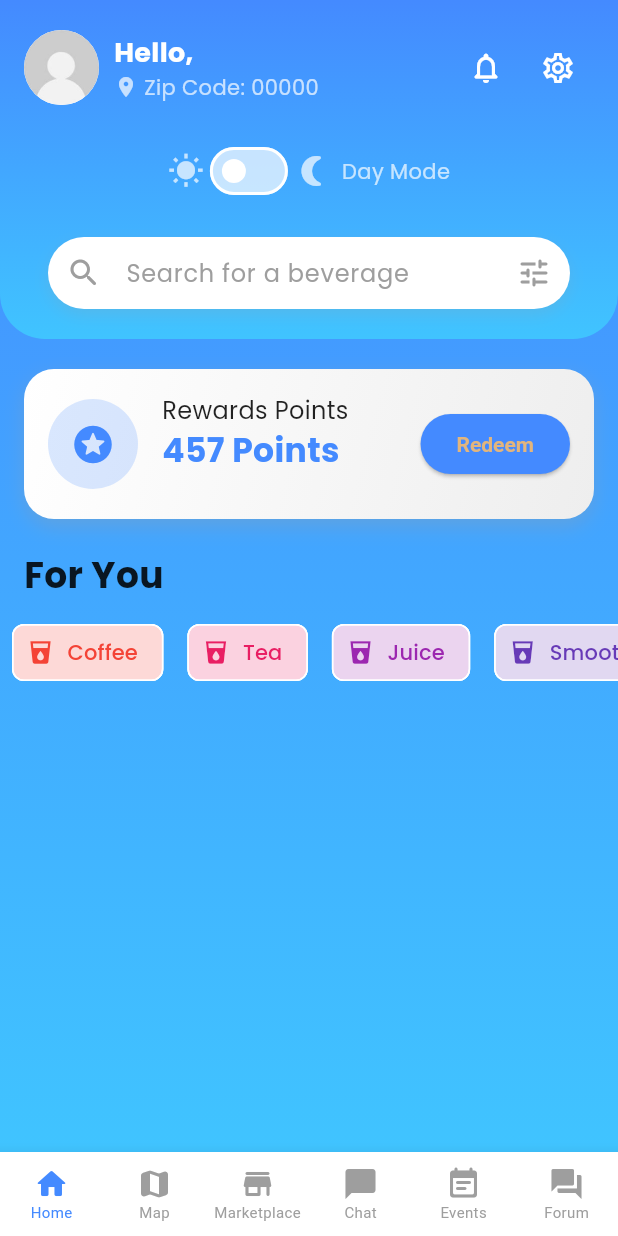
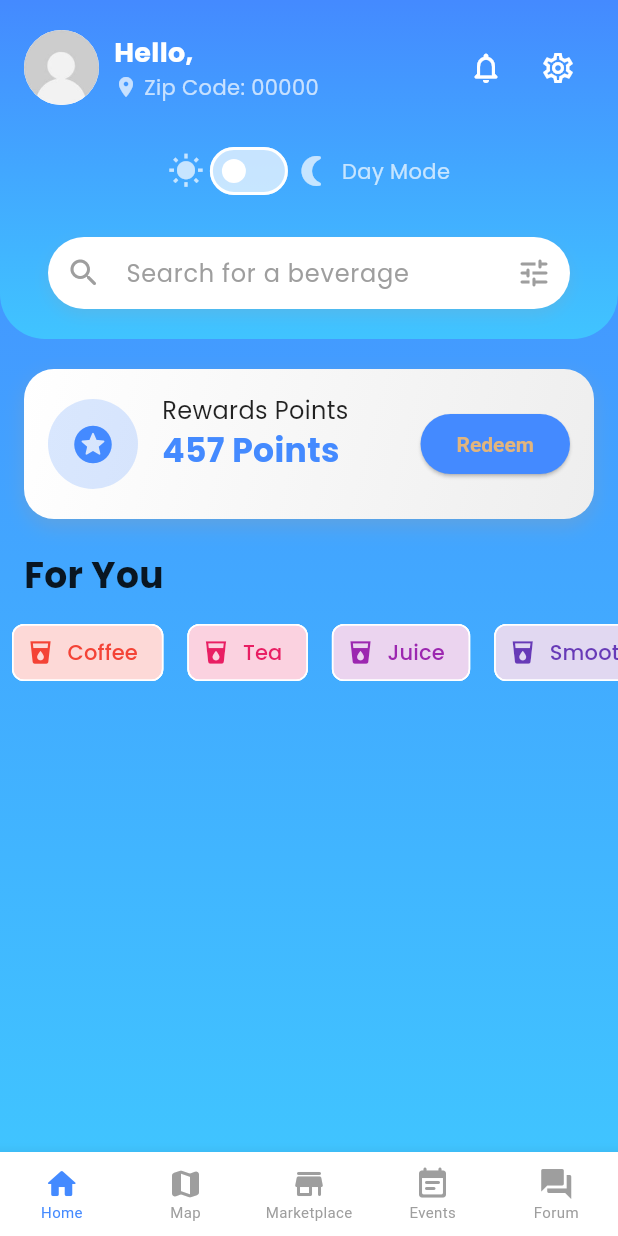
Before and after one commit to seena-kab/CupCompanion, a Flutter app: the HomeScreen screen opened by its route, on a phone screen of 412 x 824 dp. Run offline on Flutter 3.47's test engine with Material 3 defaults, Android fonts, the light colour scheme and no system bars; our stand-ins replace animated_text_kit, cloud_firestore, firebase_auth, firebase_core, firebase_database, firebase_storage and 7 more; accounts and stored records are empty; project files that could hold a hidden picture were left out.

Commit message:
removed chat tab from nav bar and moved chat to forum

```diff
--- a/cup_companion/lib/screens/home_screen.dart
+++ b/cup_companion/lib/screens/home_screen.dart
@@ -236,10 +236,6 @@ class HomeScreenState extends State<HomeScreen> {
           label: AppLocalizations.of(context)!.marketplace, // Localized string
         ),
         BottomNavigationBarItem(
-          icon: const Icon(Icons.chat_bubble_rounded),
-          label: AppLocalizations.of(context)!.chat, // Localized string
-        ),
-        BottomNavigationBarItem(
           icon: const Icon(Icons.event_note_rounded),
           label: AppLocalizations.of(context)!.events, // Localized string
         ),
@@ -262,7 +258,6 @@ class HomeScreenState extends State<HomeScreen> {
       buildHomeScreenContent(), // Home
       const MapScreen(), // Map
       const MarketplaceScreen(), // Marketplace
-      const ChatScreen(), // Chat
       const EventScreen(), // Events
       const ForumPage(), // Forum
     ];
```
Also changed, not shown: cup_companion/lib/screens/chat_screen.dart (+11 -1 lines), cup_companion/lib/screens/forum_page.dart (+12 -0 lines).
